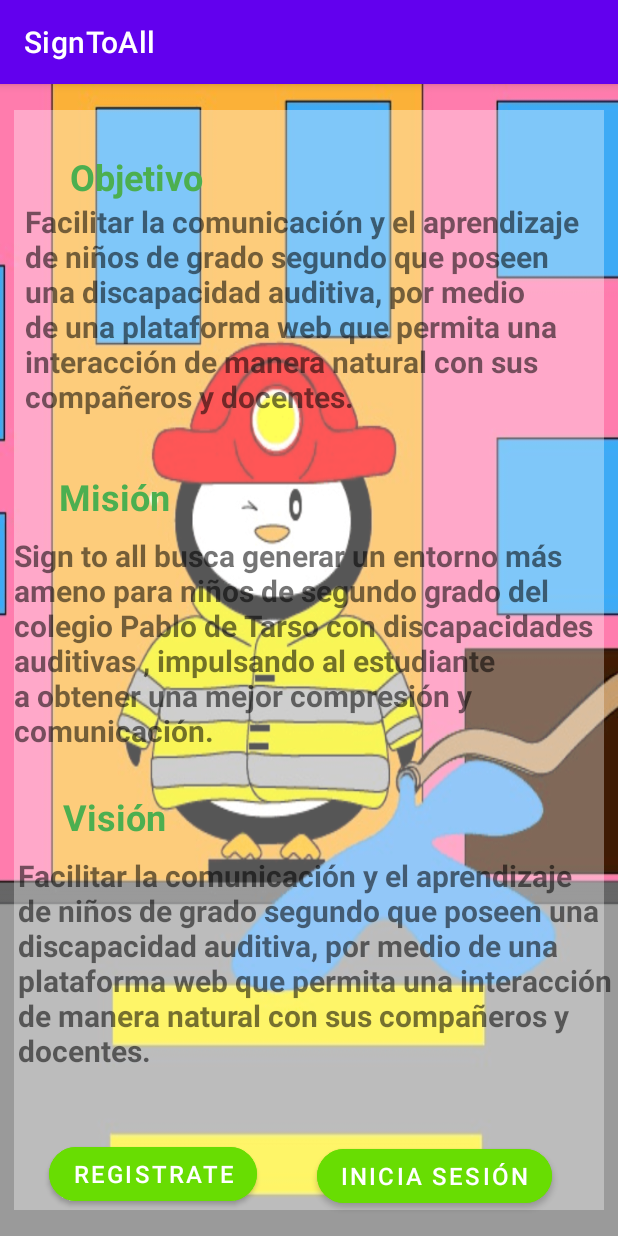
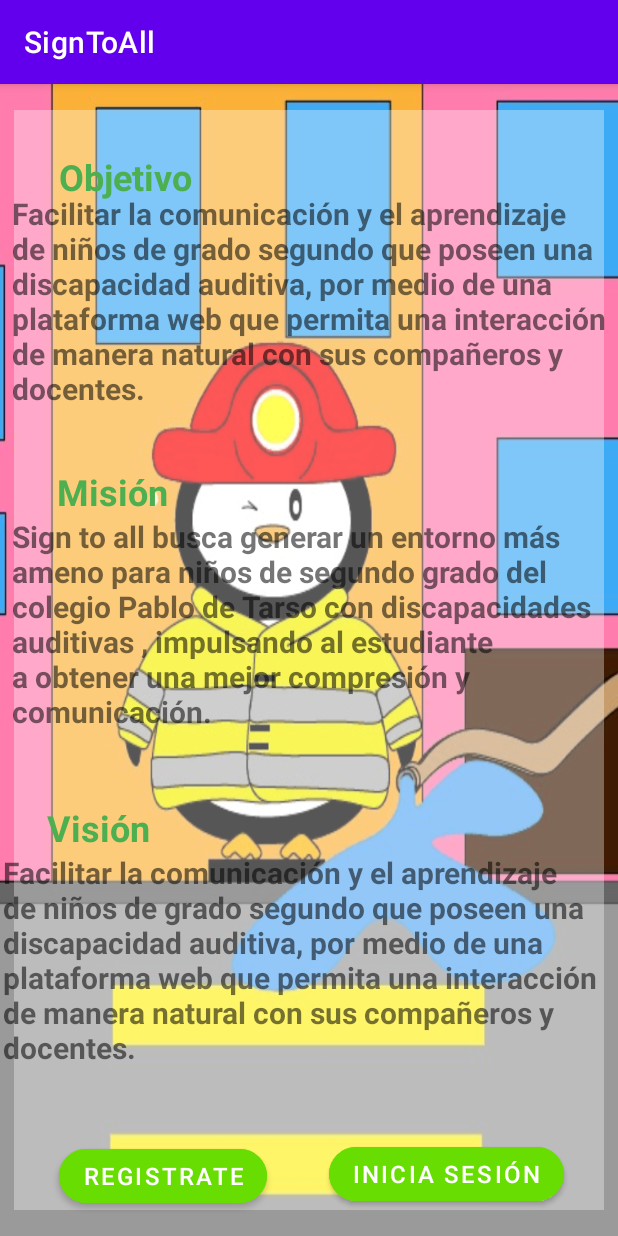
Before and after one commit to staradrik/SignToAll, an Android app: the screen it shows after launch (MainActivity), on a phone screen of 412 x 824 dp. Run offline under Robolectric (Android 15) with nearby library versions, the phone set to English and light mode, and no system bars.

```diff
--- a/app/src/main/res/layout/activity_main.xml
+++ b/app/src/main/res/layout/activity_main.xml
@@ -25,13 +25,15 @@
         android:id="@+id/button"
         android:layout_width="wrap_content"
         android:layout_height="wrap_content"
-        android:layout_marginEnd="8dp"
+        android:layout_marginStart="3dp"
+        android:layout_marginEnd="5dp"
+        android:layout_marginBottom="16dp"
         android:backgroundTint="#68DD02"
         android:onClick="Registro"
         android:text="Registrate"
+        android:textSize="16sp"
         app:cornerRadius="20dp"
-        android:textSize="16sp"
-        app:layout_constraintBottom_toBottomOf="@+id/view"
+        app:layout_constraintBottom_toBottomOf="parent"
         app:layout_constraintEnd_toStartOf="@+id/button2"
         app:layout_constraintStart_toStartOf="parent" />
 
@@ -39,13 +41,12 @@
         android:id="@+id/button2"
         android:layout_width="wrap_content"
         android:layout_height="wrap_content"
-        android:layout_marginEnd="11dp"
-        android:layout_marginBottom="16dp"
+        android:layout_marginBottom="17dp"
         android:backgroundTint="#68DD02"
         android:onClick="InicioSesion"
         android:text="Inicia sesión"
+        android:textSize="16sp"
         app:cornerRadius="20dp"
-        android:textSize="16sp"
         app:layout_constraintBottom_toBottomOf="parent"
         app:layout_constraintEnd_toEndOf="parent"
         app:layout_constraintStart_toEndOf="@+id/button"
@@ -55,13 +56,14 @@
         android:id="@+id/textView"
         android:layout_width="wrap_content"
         android:layout_height="wrap_content"
-        android:layout_marginStart="30dp"
+        android:layout_marginStart="31dp"
         android:layout_marginTop="45dp"
+        android:layout_marginBottom="177dp"
         android:text="Objetivo"
         android:textColor="#4CAF50"
         android:textSize="24sp"
         android:textStyle="bold"
-        app:layout_constraintBottom_toTopOf="@+id/textView2"
+        app:layout_constraintBottom_toTopOf="@+id/textView3"
         app:layout_constraintStart_toStartOf="@+id/textView2"
         app:layout_constraintTop_toTopOf="parent" />
 
@@ -70,21 +72,19 @@
         android:layout_width="wrap_content"
         android:layout_height="wrap_content"
         android:layout_marginStart="30dp"
-        android:layout_marginBottom="9dp"
         android:text="Misión"
         android:textColor="#4CAF50"
         android:textSize="24sp"
         android:textStyle="bold"
         app:layout_constraintBottom_toTopOf="@+id/textView4"
         app:layout_constraintStart_toStartOf="@+id/textView4"
-        app:layout_constraintTop_toBottomOf="@+id/textView2" />
+        app:layout_constraintTop_toBottomOf="@+id/textView" />
 
     <TextView
         android:id="@+id/textView5"
         android:layout_width="wrap_content"
         android:layout_height="wrap_content"
-        android:layout_marginStart="30dp"
-        android:layout_marginBottom="9dp"
+        android:layout_marginStart="29dp"
         android:text="Visión"
         android:textColor="#4CAF50"
         android:textSize="24sp"
@@ -95,36 +95,42 @@
 
     <TextView
         android:id="@+id/textView2"
-        android:layout_width="395dp"
+        android:layout_width="0dp"
         android:layout_height="145dp"
-        android:layout_marginBottom="35dp"
+        android:layout_marginStart="8dp"
+        android:layout_marginTop="72dp"
+        android:layout_marginEnd="8dp"
+        android:layout_marginBottom="69dp"
         android:text="Facilitar la comunicación y el aprendizaje de niños de grado segundo que poseen una discapacidad auditiva, por medio de una plataforma web que permita una interacción de manera natural con sus compañeros y docentes."
         android:textSize="20sp"
         android:textStyle="bold"
-        app:layout_constraintBottom_toTopOf="@+id/textView3"
+        app:layout_constraintBottom_toBottomOf="@+id/textView3"
         app:layout_constraintEnd_toEndOf="parent"
-        app:layout_constraintHorizontal_bias="1.0"
         app:layout_constraintStart_toStartOf="parent"
-        app:layout_constraintTop_toBottomOf="@+id/textView" />
+        app:layout_constraintTop_toTopOf="parent" />
 
     <TextView
         android:id="@+id/textView6"
-        android:layout_width="399dp"
+        android:layout_width="0dp"
         android:layout_height="0dp"
-        android:layout_marginBottom="12dp"
+        android:layout_marginStart="2dp"
+        android:layout_marginEnd="2dp"
+        android:layout_marginBottom="23dp"
         android:text="Facilitar la comunicación y el aprendizaje de niños de grado segundo que poseen una discapacidad auditiva, por medio de una plataforma web que permita una interacción de manera natural con sus compañeros y docentes."
         android:textSize="20sp"
         android:textStyle="bold"
         app:layout_constraintBottom_toTopOf="@+id/button2"
-        app:layout_constraintEnd_toStartOf="@+id/button2"
-        app:layout_constraintStart_toStartOf="@+id/button2"
+        app:layout_constraintEnd_toEndOf="parent"
+        app:layout_constraintStart_toStartOf="parent"
         app:layout_constraintTop_toBottomOf="@+id/textView5" />
 
     <TextView
         android:id="@+id/textView4"
-        android:layout_width="394dp"
-        android:layout_height="157dp"
-        android:layout_marginBottom="14dp"
+        android:layout_width="0dp"
+        android:layout_height="0dp"
+        android:layout_marginStart="8dp"
+        android:layout_marginEnd="8dp"
+        android:layout_marginBottom="24dp"
         android:text="Sign to all busca generar un entorno más ameno para niños de segundo grado del colegio Pablo de Tarso con discapacidades auditivas , impulsando al estudiante a obtener una mejor compresión y comunicación."
         android:textSize="20sp"
         android:textStyle="bold"
```
Also changed, not shown: app/src/main/java/com/example/signtoall/InicioSesion.java (+45 -37 lines), app/src/main/java/com/example/signtoall/Registro.java (+30 -8 lines), app/src/main/res/layout/activity_seleccion.xml (+7 -7 lines), app/src/main/res/layout/registro_main.xml (+18 -12 lines).
